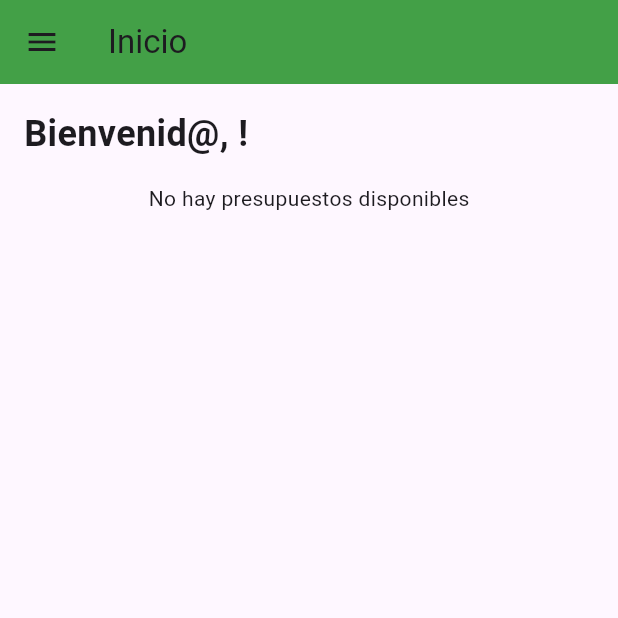
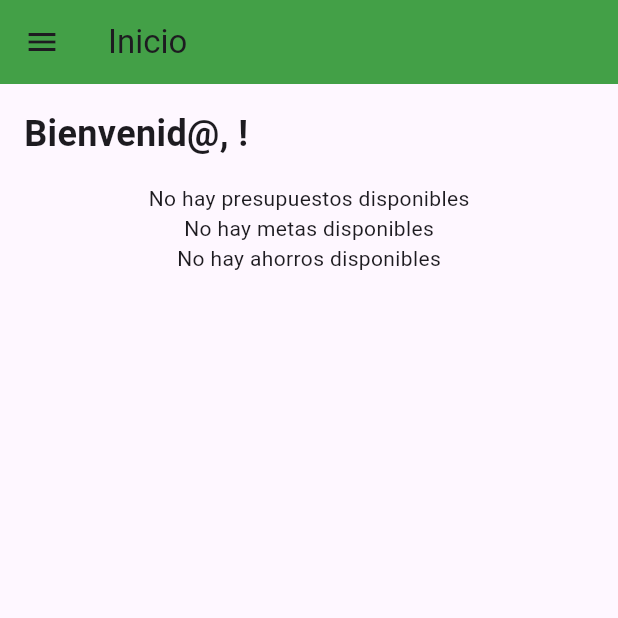
Before and after one commit to AlfonsoMaPo/Proyecto_AhorroTrack, a Flutter app: the HomePage screen opened by its route, on a phone screen of 412 x 824 dp, the top half of it. Run offline on Flutter 3.47's test engine with Material 3 defaults, Android fonts, the phone set to English and light mode, and no system bars; our stand-ins replace cloud_firestore, firebase_auth, firebase_core, get; accounts and stored records are empty; network calls fail.

Commit message:
Metas y arreglo de bugs de inicio

```diff
--- a/lib/Controllers/meta_controller.dart
+++ b/lib/Controllers/meta_controller.dart
@@ -6,13 +6,14 @@ import 'package:myapp/Models/meta.dart';
 class MetaController extends GetxController {
   final RxList<Meta> metas = <Meta>[].obs;
   final FirebaseFirestore baseData = FirebaseFirestore.instance;
+  final Rx<Meta?> ultimaMeta = Rx<Meta?>(null);
 
   @override
   void onInit() {
     super.onInit();
     getMetas();
+    getUltimaMeta();
   }
-
 
   getMetas() async {
     try {
@@ -22,10 +23,14 @@ class MetaController extends GetxController {
       }
 
       final QuerySnapshot snapshot = await baseData
-          .collection('Metas') .where('uid', isEqualTo: user.uid).get();
+          .collection('Metas')
+          .where('uid', isEqualTo: user.uid)
+          .get();
 
       final listaMetas = snapshot.docs
-          .map((doc) => Meta.fromJson(doc.data() as Map<String, dynamic>, doc.id)).toList();
+          .map((doc) =>
+              Meta.fromJson(doc.data() as Map<String, dynamic>, doc.id))
+          .toList();
       metas.value = listaMetas;
     } catch (e) {
       throw Exception('Error al obtener las metas: $e');
@@ -44,8 +49,31 @@ class MetaController extends GetxController {
 
       await baseData.collection('Metas').add(nuevaMeta);
       getMetas();
+      getUltimaMeta();
     } catch (e) {
       throw Exception('No se pudo agregar la meta: $e');
+    }
+  }
+
+  getUltimaMeta() async {
+    try {
+      final User? user = FirebaseAuth.instance.currentUser;
+      if (user == null) throw Exception("Usuario no registrado");
+      final QuerySnapshot snapshot = await baseData
+          .collection('Metas')
+          .where('uid', isEqualTo: user.uid)
+          .orderBy(FieldPath.documentId, descending: false)
+          .limit(1)
+          .get();
+      if (snapshot.docs.isNotEmpty) {
+        final doc = snapshot.docs.first;
+        ultimaMeta.value =
+            Meta.fromJson(doc.data() as Map<String, dynamic>, doc.id);
+      } else {
+        ultimaMeta.value = null;
+      }
+    } catch (e) {
+      throw Exception('No se pudo recuperar la última meta: $e');
     }
   }
 
@@ -53,6 +81,7 @@ class MetaController extends GetxController {
     try {
       await baseData.collection('Metas').doc(id).delete();
       getMetas();
+      getUltimaMeta();
     } catch (e) {
       throw Exception('No se pudo eliminar la meta: $e');
     }
@@ -70,6 +99,7 @@ class MetaController extends GetxController {
 
       await baseData.collection('Metas').doc(meta.id).update(metaActualizada);
       getMetas();
+      getUltimaMeta();
     } catch (e) {
       throw Exception('Error al actualizar la meta: $e');
     }
@@ -77,5 +107,6 @@ class MetaController extends GetxController {
 
   clearData() {
     metas.clear();
+    ultimaMeta.value = null;
   }
 }
--- a/lib/Models/meta.dart
+++ b/lib/Models/meta.dart
@@ -2,12 +2,14 @@ class Meta {
   final String id;
   final String descripcion;
   final double montoObjetivo;
+  final double progreso;
   final String uid;
 
   Meta({
     required this.id,
     required this.descripcion,
     required this.montoObjetivo,
+    required this.progreso,
     required this.uid,
   });
 
@@ -16,6 +18,7 @@ class Meta {
       id: id,
       descripcion: json['descripcion'],
       montoObjetivo: json['montoObjetivo'],
+      progreso: json['progreso'],
       uid: json['uid'],
     );
   }
@@ -24,6 +27,7 @@ class Meta {
     return {
       'descripcion': descripcion,
       'montoObjetivo': montoObjetivo,
+      'progreso': progreso,
       'uid': uid,
     };
   }
--- a/lib/Pages/home_page.dart
+++ b/lib/Pages/home_page.dart
@@ -1,6 +1,8 @@
 import 'package:flutter/material.dart';
 import 'package:firebase_auth/firebase_auth.dart';
 import 'package:get/get.dart';
+import 'package:myapp/Controllers/ahorro_controller.dart';
+import 'package:myapp/Controllers/meta_controller.dart';
 import 'package:myapp/Controllers/presupuesto_controller.dart';
 
 class HomePage extends StatelessWidget {
@@ -34,6 +36,7 @@ class HomePage extends StatelessWidget {
     final User? usuario = FirebaseAuth.instance.currentUser;
     final PresupuestoController presupuestoController =
         Get.put(PresupuestoController());
+  final AhorroController ahorroController = Get.put(AhorroController());
 
     return Scaffold(
       appBar: AppBar(
@@ -123,7 +126,10 @@ class HomePage extends StatelessWidget {
             padding: const EdgeInsets.all(16.0),
             child: Text(
               'Bienvenid@, ${usuario?.displayName ?? 'Usuario'}!',
-              style: const TextStyle(fontSize: 24, fontWeight: FontWeight.bold),
+              style: const TextStyle(
+              fontSize: 24,
+              fontWeight: FontWeight.bold
+              ),
             ),
           ),
           Obx(() {
@@ -131,7 +137,8 @@ class HomePage extends StatelessWidget {
                 presupuestoController.ultimoPresupuesto.value;
             if (ultimoPresupuesto == null) {
               return const Center(
-                  child: Text('No hay presupuestos disponibles'));
+                  child: Text('No hay presupuestos disponibles')
+              );
             }
             return Column(
               crossAxisAlignment: CrossAxisAlignment.start,
@@ -164,6 +171,69 @@ class HomePage extends StatelessWidget {
               ],
             );
           }),
+          Obx(() {
+            final ultimaMeta = Get.find<MetaController>().ultimaMeta.value;
+            if (ultimaMeta == null) {
+              return const Center(
+                child: Text('No hay metas disponibles')
+                );
+                } return Column(
+                   crossAxisAlignment: CrossAxisAlignment.start,
+                   children: [
+                    const Padding(
+                      padding: EdgeInsets.all(8.0),
+                      child: Text( "Última meta guardada:",
+                      style: TextStyle(
+                        fontSize: 18,
+                        fontWeight:
+                        FontWeight.bold,
+                      ),
+                    ),
+                  ), Card(
+                    child: ListTile(
+                      leading: const Icon(Icons.show_chart),
+                      title: Text(ultimaMeta.descripcion),
+                     subtitle: Text( 'Progreso: ${ultimaMeta.progreso}/${ultimaMeta.montoObjetivo}'),
+                     trailing: CircularProgressIndicator(
+                      value: (ultimaMeta.progreso / ultimaMeta.montoObjetivo),
+                      ),
+                     onTap: () {
+                      Navigator.pushNamed(context, '/metas');
+                      },
+                    ),
+                  ),
+                ],
+              );
+          }),Obx(() {
+            final ultimoAhorro = ahorroController.ultimoAhorro.value;
+            if (ultimoAhorro == null) {
+              return const Center(
+                child: Text('No hay ahorros disponibles')
+                );
+                } return Column(
+                  crossAxisAlignment: CrossAxisAlignment.start,
+                  children: [ const Padding(
+                     padding: EdgeInsets.all(8.0),
+                      child: Text( "Último ahorro guardado:",
+                      style: TextStyle(
+                        fontSize: 18,
+                        fontWeight: FontWeight.bold,
+                      ),
+                    ),
+                  ),
+                Card(
+                child: ListTile(
+                leading: const Icon(Icons.savings),
+                title: Text(ultimoAhorro.categoria),
+                subtitle: Text( 'Monto: LPS ${ultimoAhorro.monto} / Meses: ${ultimoAhorro.meses}'),
+                onTap: () {
+                  Navigator.pushNamed(context, '/ahorros');
+              },
+             ),
+           ),
+          ],
+         );
+        }),
         ],
       ),
     );
--- a/lib/Pages/metas_page.dart
+++ b/lib/Pages/metas_page.dart
@@ -10,6 +10,7 @@ class MetasPage extends StatelessWidget {
   @override
   Widget build(BuildContext context) {
     final MetaController metaController = Get.put(MetaController());
+
 
     return Scaffold(
       appBar: AppBar(
@@ -25,6 +26,9 @@ class MetasPage extends StatelessWidget {
                       TextEditingController();
                   final TextEditingController montoController =
                       TextEditingController();
+                  final TextEditingController progresoController =
+                      TextEditingController();
+
                   return AlertDialog(
                     title: const Text('Agregar Meta'),
                     content: SingleChildScrollView(
@@ -33,12 +37,14 @@ class MetasPage extends StatelessWidget {
                         child: Column(
                           mainAxisSize: MainAxisSize.min,
                           children: [
+
                             TextField(
                               controller: descripcionController,
                               decoration: const InputDecoration(
                                 labelText: 'Descripción',
                               ),
                             ),
+
                             TextField(
                               controller: montoController,
                               decoration: const InputDecoration(
@@ -46,6 +52,13 @@ class MetasPage extends StatelessWidget {
                               ),
                               keyboardType: TextInputType.number,
                             ),
+                            TextField(
+                              controller: progresoController,
+                              decoration: const InputDecoration(
+                                labelText: 'Progreso',
+                                ),
+                              keyboardType: TextInputType.number,
+                               ),
                           ],
                         ),
                       ),
@@ -65,6 +78,7 @@ class MetasPage extends StatelessWidget {
                               id: '',
                               descripcion: descripcionController.text,
                               montoObjetivo: double.parse(montoController.text),
+                              progreso: double.parse(progresoController.text),
                               uid: user.uid,
                             );
                             metaController.addMeta(nuevaMeta);
@@ -91,7 +105,7 @@ class MetasPage extends StatelessWidget {
             final meta = metaController.metas[index];
             return Card(
               child: ListTile(
-                leading:const Icon(Icons.auto_graph),
+                leading: const Icon(Icons.auto_graph),
                 title: Text(meta.descripcion),
                 subtitle: Text('Monto Objetivo: LPS ${meta.montoObjetivo}'),
                 trailing: IconButton(
--- a/lib/Security/login_page.dart
+++ b/lib/Security/login_page.dart
@@ -41,7 +41,7 @@ class LoginPage extends StatelessWidget {
            Get.put(MetaController());
           }
            Get.find<MetaController>().getMetas();
-
+          Get.find<MetaController>().getUltimaMeta();
 
         Navigator.pushReplacementNamed(context, '/home');
       } catch (e) {
```
Also changed, not shown: lib/Security/registration.dart (+5 -9 lines).
